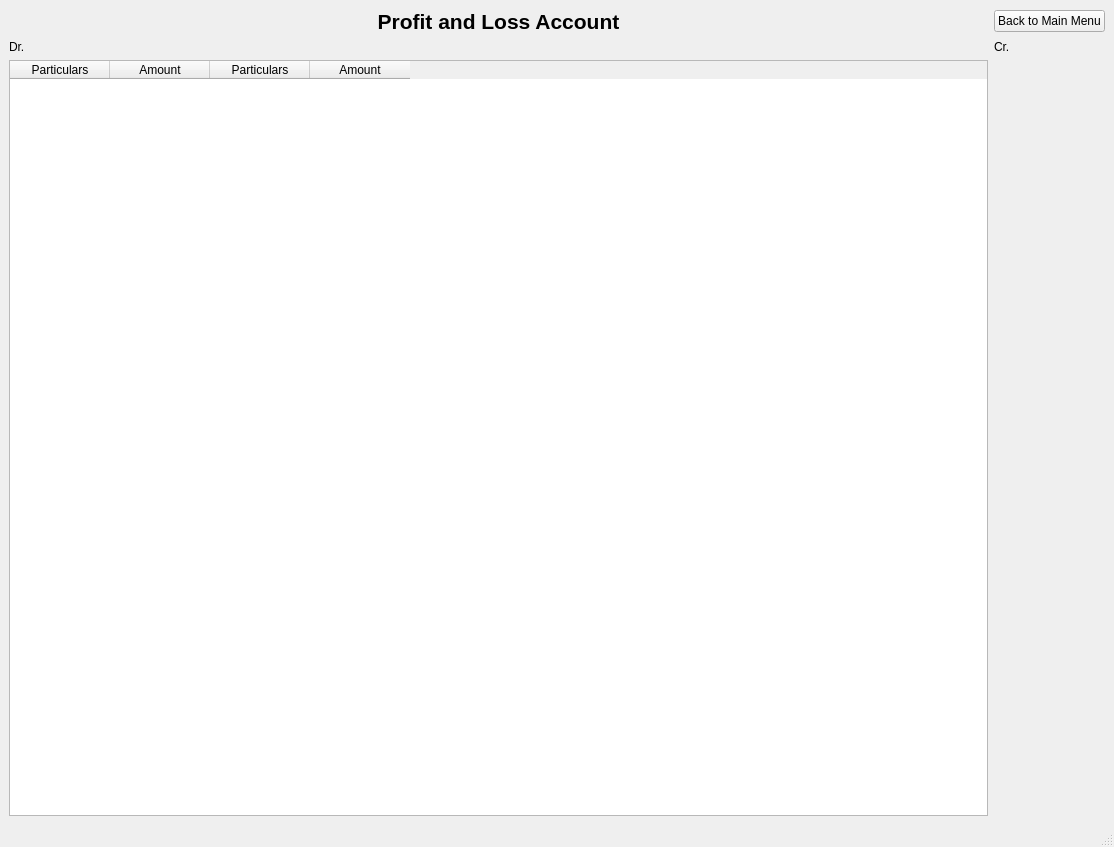
Old version of the form ProfitLossWindow.ui in the repository himanshu53929/cppCodes.
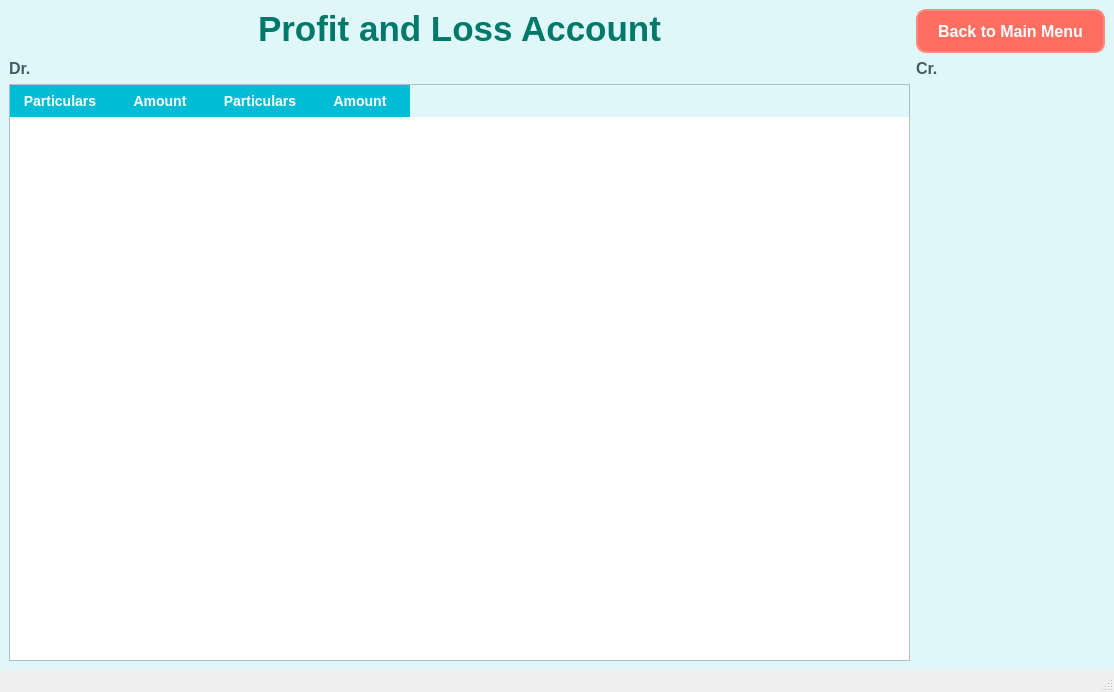
New version of the form.

Diff of the .ui file:
```diff
--- a/ProfitLossWindow.ui
+++ b/ProfitLossWindow.ui
@@ -7,19 +7,133 @@
     <x>0</x>
     <y>0</y>
     <width>1114</width>
-    <height>847</height>
+    <height>692</height>
    </rect>
   </property>
   <property name="windowTitle">
    <string>MainWindow</string>
   </property>
   <widget class="QWidget" name="centralwidget">
+   <property name="styleSheet">
+    <string notr="true">/* ---------- Main Window ---------- */
+QWidget {
+    background-color: #E0F7FA;  /* Soft turquoise */
+}
+
+/* ---------- Title Label ---------- */
+QLabel#label {
+    color: #00796B;                     /* Deep teal */
+    font-family: &quot;Segoe UI&quot;, sans-serif;
+    font-size: 35px;
+    font-weight: bold;
+    qproperty-alignment: AlignHCenter;
+}
+
+/* ---------- Dr. and Cr. Labels ---------- */
+QLabel#label_3,
+QLabel#label_2 {
+    color: #455A64;                     /* Slate gray */
+    font-family: &quot;Segoe UI&quot;, sans-serif;
+    font-size: 16px;
+    font-weight: 600;
+}
+
+/* ---------- Back Button ---------- */
+QPushButton#back_button {
+    background-color: #FF6F61;          /* Coral pink */
+    color: #FFFFFF;
+    border: 2px solid #FF8A80;
+    border-radius: 10px;
+    padding: 10px 20px;
+    font-size: 16px;
+    font-weight: bold;
+    font-family: &quot;Segoe UI&quot;, sans-serif;
+    min-height: 20px;
+    min-width: 140px;
+}
+QPushButton#back_button:hover {
+    background-color: #E65C50;
+    border-color: #FFAB91;
+}
+QPushButton#back_button:pressed {
+    background-color: #CC4A3F;
+    padding-top: 11px;
+    padding-bottom: 9px;
+}
+
+/* ---------- Table Widget ---------- */
+QTableWidget {
+    background-color: #FFFFFF;
+    border: 1px solid #B0BEC5;
+    gridline-color: #CFD8DC;
+    color: #37474F;
+    font-family: &quot;Segoe UI&quot;, sans-serif;
+    font-size: 14px;
+    alternate-background-color: #F5F5F5;
+    selection-background-color: #B2EBF2;
+    selection-color: #000000;
+}
+QTableWidget::item {
+    padding: 6px;
+}
+QTableWidget::item:selected {
+    background-color: #B2EBF2;
+    color: #000000;
+}
+
+/* ---------- Table Headers ---------- */
+QHeaderView::section {
+    background-color: #00BCD4;  /* Cyan header */
+    color: #FFFFFF;
+    padding: 6px 8px;
+    border: none;
+    font-size: 14px;
+    font-weight: bold;
+    font-family: &quot;Segoe UI&quot;, sans-serif;
+}
+QHeaderView::section:hover {
+    background-color: #00ACC1;
+}
+QTableCornerButton::section {
+    background-color: #00BCD4;
+    border: none;
+}
+
+/* ---------- Scrollbars ---------- */
+QScrollBar:vertical {
+    background: transparent;
+    width: 10px;
+    margin: 2px;
+}
+QScrollBar::handle:vertical {
+    background: #B0BEC5;
+    min-height: 24px;
+    border-radius: 5px;
+}
+QScrollBar::handle:vertical:hover {
+    background: #90A4AE;
+}
+QScrollBar:horizontal {
+    background: transparent;
+    height: 10px;
+    margin: 2px;
+}
+QScrollBar::handle:horizontal {
+    background: #B0BEC5;
+    min-width: 24px;
+    border-radius: 5px;
+}
+QScrollBar::handle:horizontal:hover {
+    background: #90A4AE;
+}</string>
+   </property>
    <layout class="QGridLayout" name="gridLayout">
     <item row="0" column="0">
      <widget class="QLabel" name="label">
       <property name="font">
        <font>
-        <pointsize>16</pointsize>
+        <family>Segoe UI</family>
+        <pointsize>-1</pointsize>
         <bold>true</bold>
        </font>
       </property>
@@ -27,7 +141,7 @@
        <string>Profit and Loss Account</string>
       </property>
       <property name="alignment">
-       <set>Qt::AlignmentFlag::AlignCenter</set>
+       <set>Qt::AlignmentFlag::AlignHCenter</set>
       </property>
      </widget>
     </item>
```
